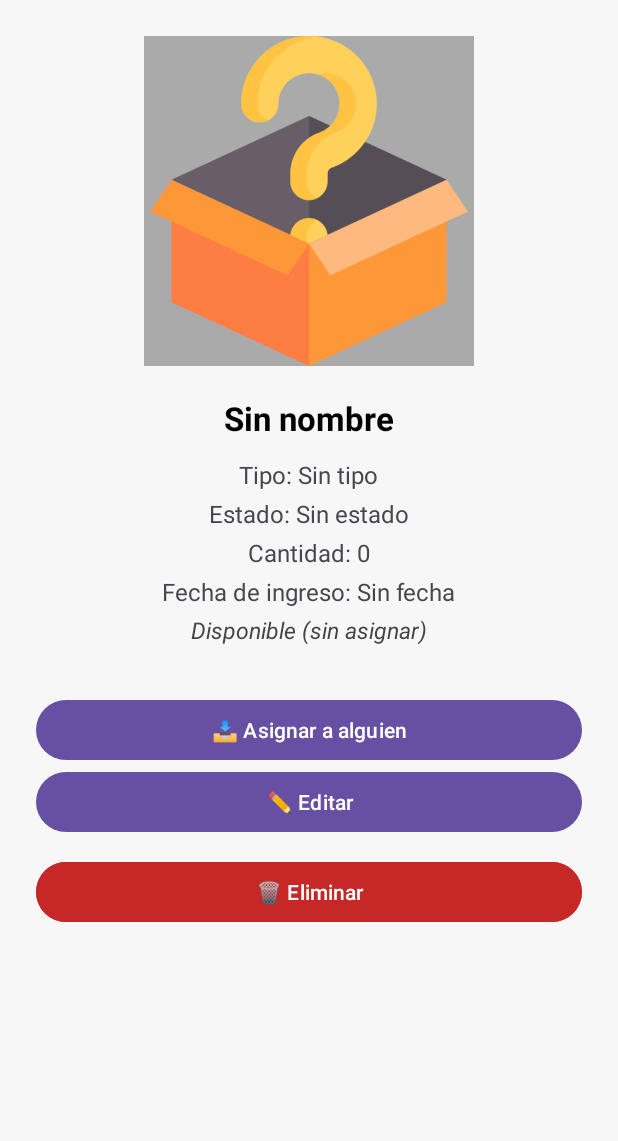
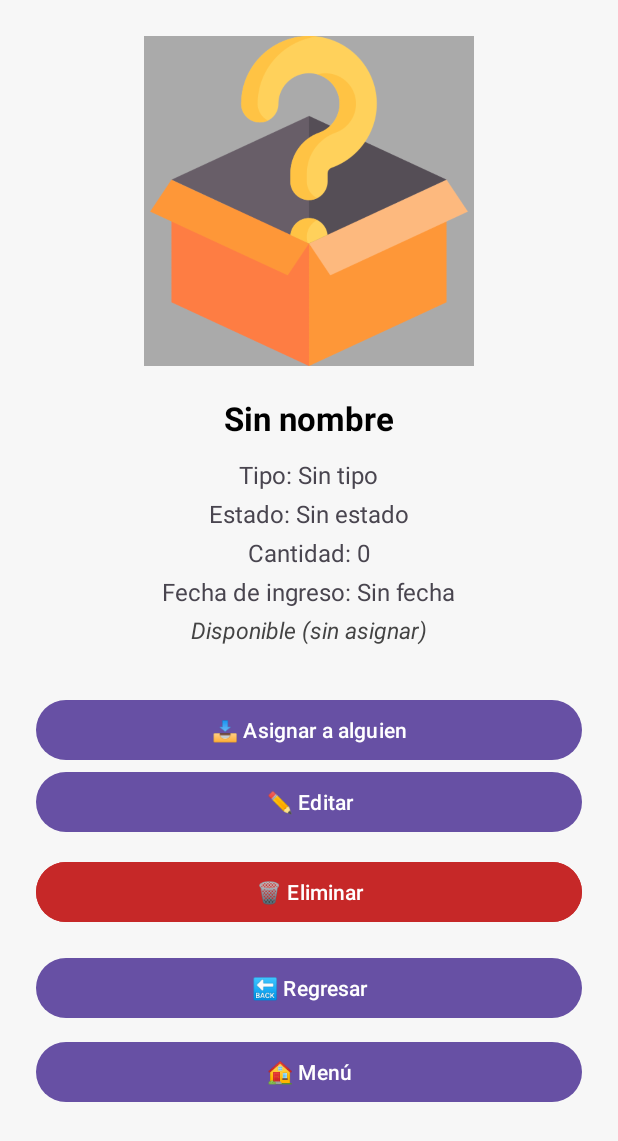
Before and after one commit to zaulem/I-Mail, an Android app: the DetalleArticuloActivity screen opened directly, with no data from a screen before it, on a phone screen of 412 x 824 dp. Shown: the top 1141 px of the screen. Run offline under Robolectric (Android 15) with nearby library versions, the light colour scheme and no system bars.

Commit message:
Modificando la actividad Detalles para controlar las asignaciones

```diff
--- a/app/src/main/res/layout/activity_detalle_articulo.xml
+++ b/app/src/main/res/layout/activity_detalle_articulo.xml
@@ -72,6 +72,7 @@
             android:textSize="15sp"
             android:textColor="#444"
             android:layout_marginBottom="20dp" />
+
         <Button
             android:id="@+id/btnAsignar"
             android:layout_width="match_parent"
@@ -95,7 +96,24 @@
             android:text="🗑️ Eliminar"
             android:minHeight="48dp"
             android:backgroundTint="#C62828"
-            android:textColor="#FFFFFF" />
+            android:textColor="#FFFFFF"
+            android:layout_marginBottom="16dp" />
 
+        <!-- Nuevo botón: Regresar -->
+        <Button
+            android:id="@+id/btnRegresar"
+            android:layout_width="match_parent"
+            android:layout_height="wrap_content"
+            android:text="🔙 Regresar"
+            android:minHeight="48dp"
+            android:layout_marginBottom="8dp" />
+
+        <!-- Nuevo botón: Menú -->
+        <Button
+            android:id="@+id/btnMenu"
+            android:layout_width="match_parent"
+            android:layout_height="wrap_content"
+            android:text="🏠 Menú"
+            android:minHeight="48dp" />
     </LinearLayout>
 </ScrollView>
```
Also changed, not shown: app/src/main/java/com/example/i_mail/BaseDeDatos.kt (+29 -0 lines), app/src/main/java/com/example/i_mail/DetalleArticuloActivity.kt (+25 -8 lines), app/src/main/java/com/example/i_mail/FormularioArticuloActivity.kt (+8 -10 lines), app/src/main/res/layout/activity_formulario_articulo.xml (+1 -27 lines).
